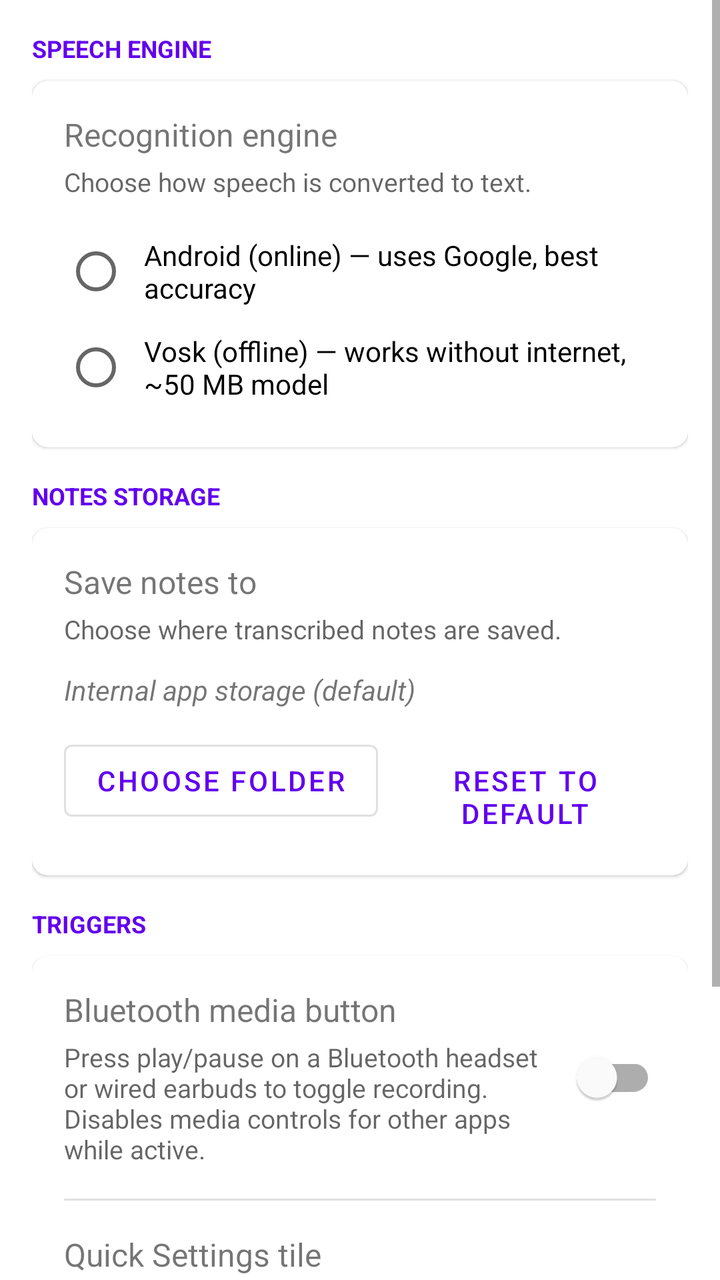
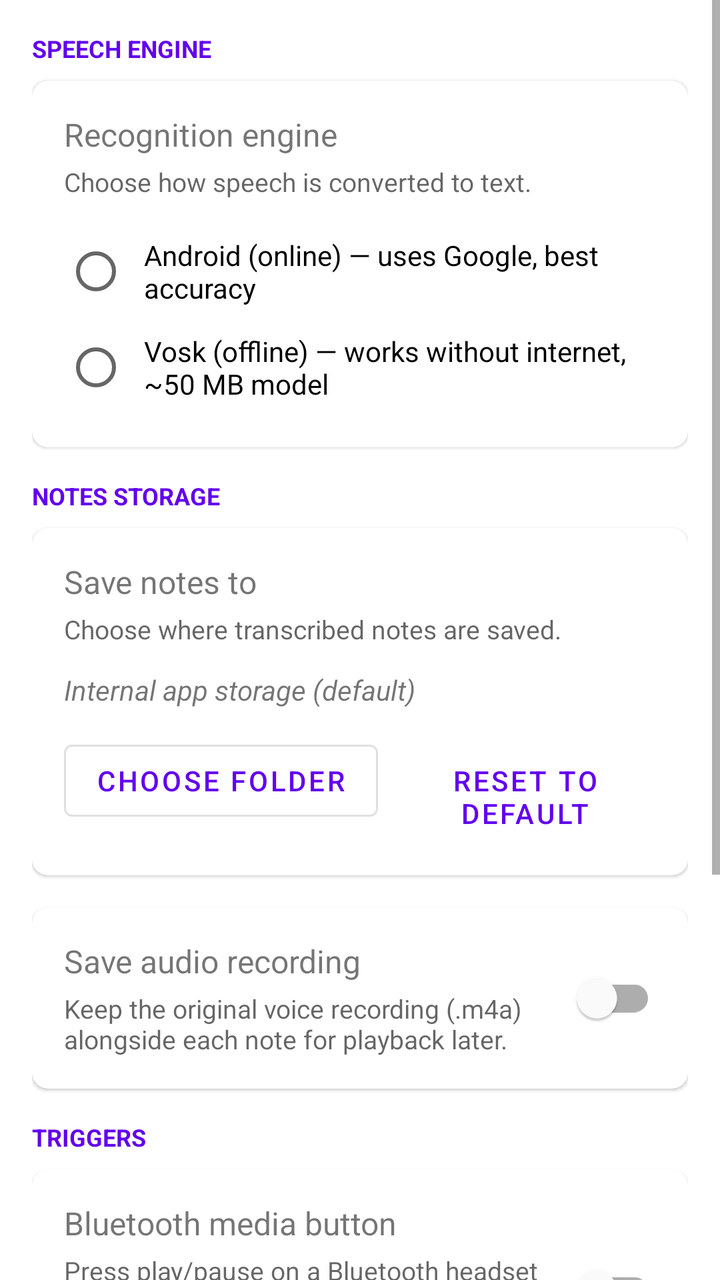

An Android layout rendered at two revisions. The XML below is the earlier revision; the diff shows what the commit changed to produce the second picture.
<!-- AndroidManifest.xml: application theme Theme.Voice2Text -->
<!-- res/layout/activity_settings.xml -->
<?xml version="1.0" encoding="utf-8"?>
<ScrollView
    xmlns:android="http://schemas.android.com/apk/res/android"
    xmlns:app="http://schemas.android.com/apk/res-auto"
    android:layout_width="match_parent"
    android:layout_height="match_parent">

    <LinearLayout
        android:layout_width="match_parent"
        android:layout_height="wrap_content"
        android:orientation="vertical"
        android:padding="16dp">

        

        <TextView
            android:layout_width="wrap_content"
            android:layout_height="wrap_content"
            android:text="@string/settings_section_engine"
            android:textSize="12sp"
            android:textStyle="bold"
            android:textAllCaps="true"
            android:textColor="?attr/colorPrimary"
            android:layout_marginBottom="8dp" />

        <com.google.android.material.card.MaterialCardView
            android:layout_width="match_parent"
            android:layout_height="wrap_content"
            android:layout_marginBottom="16dp"
            app:cardElevation="1dp"
            app:cardCornerRadius="8dp">

            <LinearLayout
                android:layout_width="match_parent"
                android:layout_height="wrap_content"
                android:orientation="vertical"
                android:padding="16dp">

                <TextView
                    android:layout_width="wrap_content"
                    android:layout_height="wrap_content"
                    android:text="@string/settings_engine_label"
                    android:textSize="16sp" />

                <TextView
                    android:layout_width="wrap_content"
                    android:layout_height="wrap_content"
                    android:text="@string/settings_engine_description"
                    android:textSize="13sp"
                    android:textColor="?android:attr/textColorSecondary"
                    android:layout_marginTop="4dp"
                    android:layout_marginBottom="12dp" />

                <RadioGroup
                    android:id="@+id/engineRadioGroup"
                    android:layout_width="match_parent"
                    android:layout_height="wrap_content">

                    <RadioButton
                        android:id="@+id/radioAndroid"
                        android:layout_width="match_parent"
                        android:layout_height="wrap_content"
                        android:text="@string/settings_engine_android"
                        android:paddingStart="8dp" />

                    <RadioButton
                        android:id="@+id/radioVosk"
                        android:layout_width="match_parent"
                        android:layout_height="wrap_content"
                        android:text="@string/settings_engine_vosk"
                        android:paddingStart="8dp" />
                </RadioGroup>

                
                <TextView
                    android:id="@+id/voskModelStatus"
                    android:layout_width="match_parent"
                    android:layout_height="wrap_content"
                    android:textSize="13sp"
                    android:textColor="?android:attr/textColorSecondary"
                    android:layout_marginTop="8dp"
                    android:visibility="gone" />

                <ProgressBar
                    android:id="@+id/voskModelProgress"
                    style="@android:style/Widget.ProgressBar.Horizontal"
                    android:layout_width="match_parent"
                    android:layout_height="wrap_content"
                    android:layout_marginTop="8dp"
                    android:max="100"
                    android:visibility="gone" />

                <com.google.android.material.button.MaterialButton
                    android:id="@+id/voskModelButton"
                    style="@style/Widget.MaterialComponents.Button.OutlinedButton"
                    android:layout_width="wrap_content"
                    android:layout_height="wrap_content"
                    android:layout_marginTop="8dp"
                    android:visibility="gone" />

            </LinearLayout>
        </com.google.android.material.card.MaterialCardView>

        

        <TextView
            android:layout_width="wrap_content"
            android:layout_height="wrap_content"
            android:text="@string/settings_section_storage"
            android:textSize="12sp"
            android:textStyle="bold"
            android:textAllCaps="true"
            android:textColor="?attr/colorPrimary"
            android:layout_marginBottom="8dp" />

        <com.google.android.material.card.MaterialCardView
            android:layout_width="match_parent"
            android:layout_height="wrap_content"
            android:layout_marginBottom="16dp"
            app:cardElevation="1dp"
            app:cardCornerRadius="8dp">

            <LinearLayout
                android:layout_width="match_parent"
                android:layout_height="wrap_content"
                android:orientation="vertical"
                android:padding="16dp">

                <TextView
                    android:layout_width="wrap_content"
                    android:layout_height="wrap_content"
                    android:text="@string/settings_folder_label"
                    android:textSize="16sp" />

                <TextView
                    android:layout_width="wrap_content"
                    android:layout_height="wrap_content"
                    android:text="@string/settings_folder_description"
                    android:textSize="13sp"
                    android:textColor="?android:attr/textColorSecondary"
                    android:layout_marginTop="4dp" />

                <TextView
                    android:id="@+id/currentFolderText"
                    android:layout_width="match_parent"
                    android:layout_height="wrap_content"
                    android:text="@string/settings_folder_default"
                    android:textSize="14sp"
                    android:textStyle="italic"
                    android:layout_marginTop="12dp" />

                <LinearLayout
                    android:layout_width="match_parent"
                    android:layout_height="wrap_content"
                    android:orientation="horizontal"
                    android:layout_marginTop="12dp">

                    <com.google.android.material.button.MaterialButton
                        android:id="@+id/chooseFolderButton"
                        style="@style/Widget.MaterialComponents.Button.OutlinedButton"
                        android:layout_width="wrap_content"
                        android:layout_height="wrap_content"
                        android:text="@string/settings_choose_folder" />

                    <com.google.android.material.button.MaterialButton
                        android:id="@+id/resetFolderButton"
                        style="@style/Widget.MaterialComponents.Button.TextButton"
                        android:layout_width="wrap_content"
                        android:layout_height="wrap_content"
                        android:layout_marginStart="8dp"
                        android:text="@string/settings_reset_folder" />

                </LinearLayout>

            </LinearLayout>
        </com.google.android.material.card.MaterialCardView>

        

        <TextView
            android:layout_width="wrap_content"
            android:layout_height="wrap_content"
            android:text="@string/settings_section_triggers"
            android:textSize="12sp"
            android:textStyle="bold"
            android:textAllCaps="true"
            android:textColor="?attr/colorPrimary"
            android:layout_marginBottom="8dp" />

        <com.google.android.material.card.MaterialCardView
            android:layout_width="match_parent"
            android:layout_height="wrap_content"
            android:layout_marginBottom="16dp"
            app:cardElevation="1dp"
            app:cardCornerRadius="8dp">

            <LinearLayout
                android:layout_width="match_parent"
                android:layout_height="wrap_content"
                android:orientation="vertical"
                android:padding="16dp">

                
                <LinearLayout
                    android:layout_width="match_parent"
                    android:layout_height="wrap_content"
                    android:orientation="horizontal"
                    android:gravity="center_vertical">

                    <LinearLayout
                        android:layout_width="0dp"
                        android:layout_height="wrap_content"
                        android:layout_weight="1"
                        android:orientation="vertical">

                        <TextView
                            android:layout_width="wrap_content"
                            android:layout_height="wrap_content"
                            android:text="@string/settings_bt_trigger_label"
                            android:textSize="16sp" />

                        <TextView
                            android:layout_width="wrap_content"
                            android:layout_height="wrap_content"
                            android:text="@string/settings_bt_trigger_description"
                            android:textSize="13sp"
                            android:textColor="?android:attr/textColorSecondary"
                            android:layout_marginTop="4dp" />
                    </LinearLayout>

                    <com.google.android.material.switchmaterial.SwitchMaterial
                        android:id="@+id/bluetoothTriggerSwitch"
                        android:layout_width="wrap_content"
                        android:layout_height="wrap_content" />

                </LinearLayout>

                
                <View
                    android:layout_width="match_parent"
                    android:layout_height="1dp"
                    android:background="?android:attr/listDivider"
                    android:layout_marginVertical="16dp" />

                
                <TextView
                    android:layout_width="wrap_content"
                    android:layout_height="wrap_content"
                    android:text="@string/settings_qs_label"
                    android:textSize="16sp" />

                <TextView
                    android:layout_width="wrap_content"
                    android:layout_height="wrap_content"
                    android:text="@string/settings_qs_description"
                    android:textSize="13sp"
                    android:textColor="?android:attr/textColorSecondary"
                    android:layout_marginTop="4dp" />

                
                <View
                    android:layout_width="match_parent"
                    android:layout_height="1dp"
                    android:background="?android:attr/listDivider"
                    android:layout_marginVertical="16dp" />

                
                <TextView
                    android:layout_width="wrap_content"
                    android:layout_height="wrap_content"
                    android:text="@string/settings_notif_label"
                    android:textSize="16sp" />

                <TextView
                    android:layout_width="wrap_content"
                    android:layout_height="wrap_content"
                    android:text="@string/settings_notif_description"
                    android:textSize="13sp"
                    android:textColor="?android:attr/textColorSecondary"
                    android:layout_marginTop="4dp" />

            </LinearLayout>
        </com.google.android.material.card.MaterialCardView>

    </LinearLayout>
</ScrollView>
<!-- resources referenced by this layout -->
<resources>
  <string name="settings_bt_trigger_description">Press play/pause on a Bluetooth headset or wired earbuds to toggle recording. Disables media controls for other apps while active.</string>
  <string name="settings_bt_trigger_label">Bluetooth media button</string>
  <string name="settings_choose_folder">Choose folder</string>
  <string name="settings_engine_android">Android (online) — uses Google, best accuracy</string>
  <string name="settings_engine_description">Choose how speech is converted to text.</string>
  <string name="settings_engine_label">Recognition engine</string>
  <string name="settings_engine_vosk">Vosk (offline) — works without internet, ~50 MB model</string>
  <string name="settings_folder_default">Internal app storage (default)</string>
  <string name="settings_folder_description">Choose where transcribed notes are saved.</string>
  <string name="settings_folder_label">Save notes to</string>
  <string name="settings_notif_description">While recording, a "Stop" button appears in the persistent notification.</string>
  <string name="settings_notif_label">Notification actions</string>
  <string name="settings_qs_description">Always available. Pull down the notification shade and tap the Voice2Text tile. Add it via "Edit tiles" if you don\'t see it.</string>
  <string name="settings_qs_label">Quick Settings tile</string>
  <string name="settings_reset_folder">Reset to default</string>
  <string name="settings_section_engine">Speech Engine</string>
  <string name="settings_section_storage">Notes Storage</string>
  <string name="settings_section_triggers">Triggers</string>
  <style name="Theme.Voice2Text" parent="Theme.MaterialComponents.DayNight.DarkActionBar">
          <item name="colorPrimary">@color/purple_500</item>
          <item name="colorPrimaryVariant">@color/purple_700</item>
          <item name="colorOnPrimary">@color/white</item>
          <item name="colorSecondary">@color/teal_200</item>
          <item name="colorSecondaryVariant">@color/teal_700</item>
          <item name="colorOnSecondary">@color/black</item>
      </style>
  <color name="purple_500">#FF6200EE</color>
  <color name="purple_700">#FF3700B3</color>
  <color name="white">#FFFFFFFF</color>
  <color name="teal_200">#FF03DAC5</color>
  <color name="teal_700">#FF018786</color>
  <color name="black">#FF000000</color>
</resources>

<!-- the commit's change to res/layout/activity_settings.xml (unified diff, before → after) -->
@@ -171,6 +171,50 @@
                         android:text="@string/settings_reset_folder" />
 
                 </LinearLayout>
+
+            </LinearLayout>
+        </com.google.android.material.card.MaterialCardView>
+
+        
+        <com.google.android.material.card.MaterialCardView
+            android:layout_width="match_parent"
+            android:layout_height="wrap_content"
+            android:layout_marginBottom="16dp"
+            app:cardElevation="1dp"
+            app:cardCornerRadius="8dp">
+
+            <LinearLayout
+                android:layout_width="match_parent"
+                android:layout_height="wrap_content"
+                android:orientation="horizontal"
+                android:gravity="center_vertical"
+                android:padding="16dp">
+
+                <LinearLayout
+                    android:layout_width="0dp"
+                    android:layout_height="wrap_content"
+                    android:layout_weight="1"
+                    android:orientation="vertical">
+
+                    <TextView
+                        android:layout_width="wrap_content"
+                        android:layout_height="wrap_content"
+                        android:text="@string/settings_save_audio_label"
+                        android:textSize="16sp" />
+
+                    <TextView
+                        android:layout_width="wrap_content"
+                        android:layout_height="wrap_content"
+                        android:text="@string/settings_save_audio_description"
+                        android:textSize="13sp"
+                        android:textColor="?android:attr/textColorSecondary"
+                        android:layout_marginTop="4dp" />
+                </LinearLayout>
+
+                <com.google.android.material.switchmaterial.SwitchMaterial
+                    android:id="@+id/saveAudioSwitch"
+                    android:layout_width="wrap_content"
+                    android:layout_height="wrap_content" />
 
             </LinearLayout>
         </com.google.android.material.card.MaterialCardView>
<!-- resource entries referenced after the edit -->
@@ -15,6 +15,8 @@
   <string name="settings_qs_description">Always available. Pull down the notification shade and tap the Voice2Text tile. Add it via "Edit tiles" if you don\'t see it.</string>
   <string name="settings_qs_label">Quick Settings tile</string>
   <string name="settings_reset_folder">Reset to default</string>
+  <string name="settings_save_audio_description">Keep the original voice recording (.m4a) alongside each note for playback later.</string>
+  <string name="settings_save_audio_label">Save audio recording</string>
   <string name="settings_section_engine">Speech Engine</string>
   <string name="settings_section_storage">Notes Storage</string>
   <string name="settings_section_triggers">Triggers</string>
